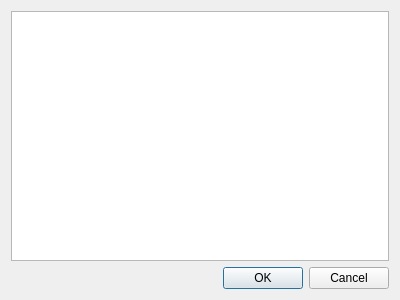
This is tools/internal_crash_catcher/crash_dialog/ui/crash_dialog.ui in Kicer86/photobroom as Qt 5 draws it before an edit. The edited form follows.
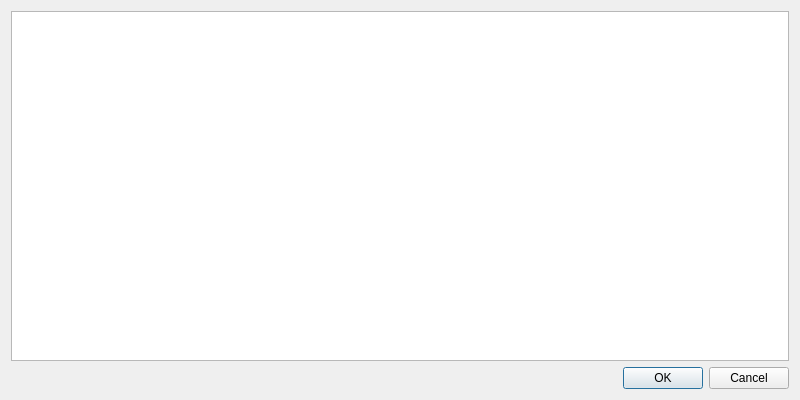
This is the edited form.

Commit message: internal_crash_dialog: enlarging dialog

Diff of the .ui file:
```diff
--- a/tools/internal_crash_catcher/crash_dialog/ui/crash_dialog.ui
+++ b/tools/internal_crash_catcher/crash_dialog/ui/crash_dialog.ui
@@ -6,8 +6,8 @@
    <rect>
     <x>0</x>
     <y>0</y>
-    <width>400</width>
-    <height>300</height>
+    <width>800</width>
+    <height>400</height>
    </rect>
   </property>
   <property name="windowTitle">
```
